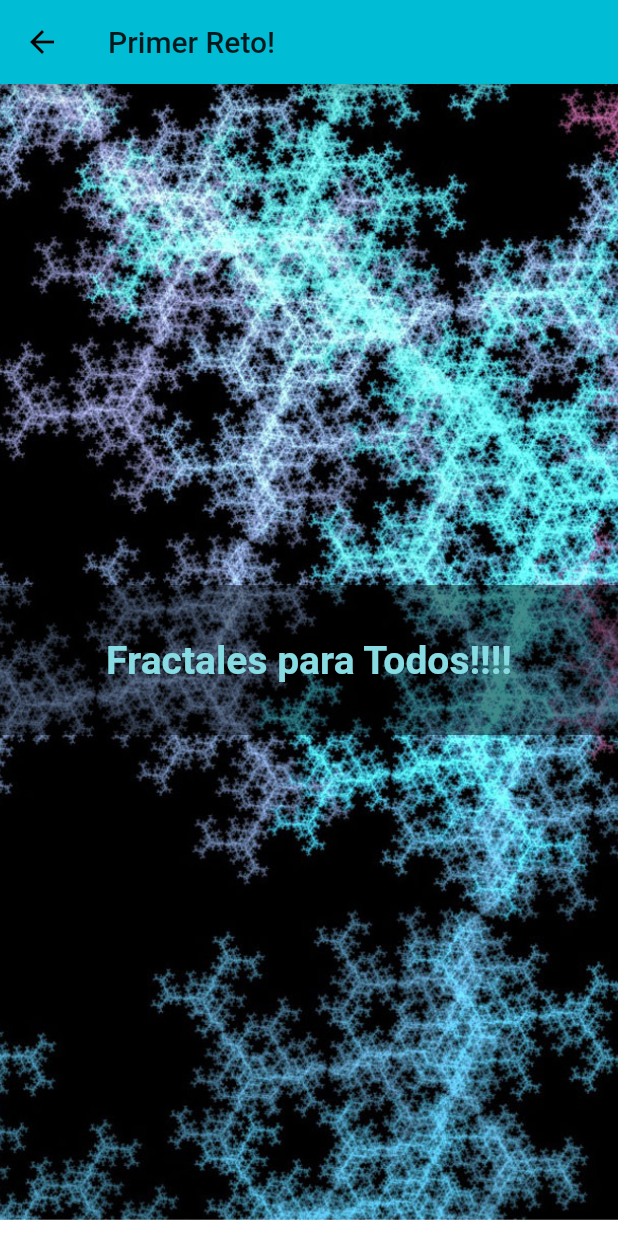
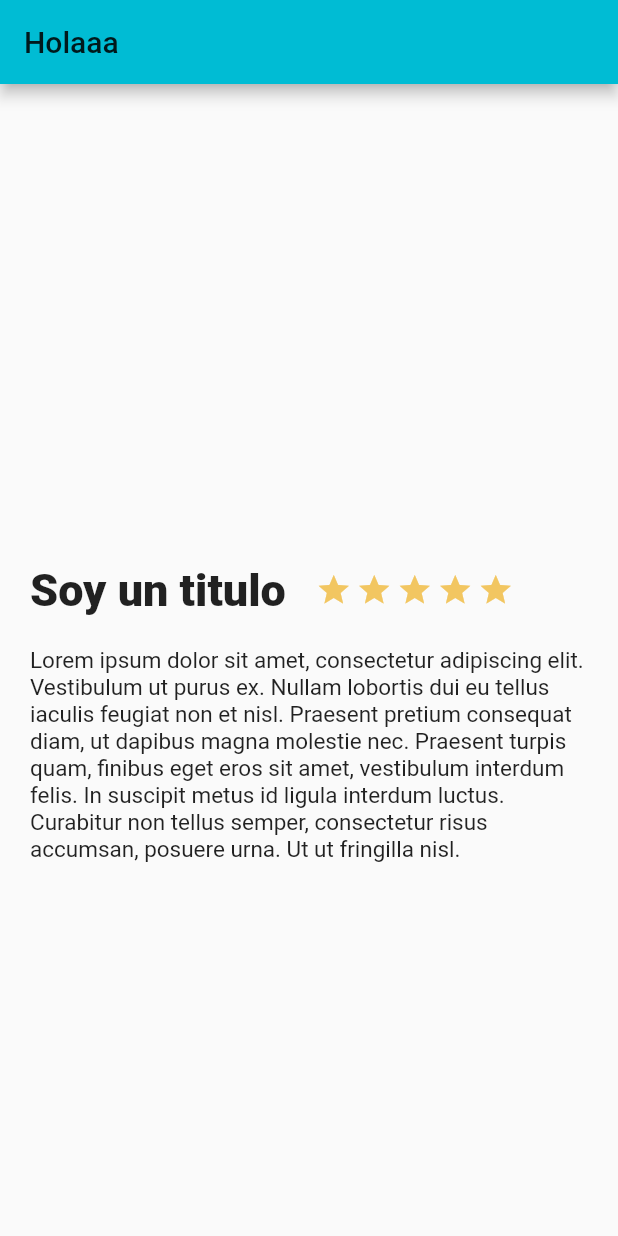
Before and after one commit to Netrhil/curso_flutter, a Flutter app: the screen it shows after launch, on a phone screen of 412 x 824 dp. Run offline on Flutter 3.47's test engine with Material 2 defaults, Android fonts, the phone set to English and light mode, and no system bars.

Commit message:
Creando sona de descripcion
Signed-off-by: Jose Mansilla <saragar.jim@gmail.com>

```diff
--- /dev/null
+++ b/lib/description_place.dart
@@ -0,0 +1,75 @@
+import 'package:flutter/material.dart';
+
+class DescriptionPlace extends StatelessWidget {
+  @override
+  Widget build(BuildContext context) {
+
+    final star = Container(
+      margin: EdgeInsets.only(
+        top: 320.0,
+        right: 3.0
+      ),
+      child: Icon(
+        Icons.star,
+        color: Color(0xFFf2C661),
+      ),
+    );
+
+    final tittleStart = Row(
+      children: <Widget>[
+        Container(
+          margin: EdgeInsets.only(
+            top: 320.0,
+            left: 20.0,
+            right: 20.0
+          ),
+
+          child: Text(
+            "Soy un titulo",
+            style: TextStyle(
+              fontSize: 30.0,
+              fontWeight: FontWeight.w900
+            ),
+            textAlign: TextAlign.left,
+          ),
+        ),
+        Row(
+          children: <Widget>[
+            star,
+            star,
+            star,
+            star,
+            star
+          ],
+        )
+
+      ],
+    );
+
+    final description = Column(
+      children: <Widget>[
+        tittleStart,
+        Container(
+            margin: EdgeInsets.only(
+            top: 20.0,
+            left: 20.0,
+            right: 20.0,
+            bottom: 20.0
+          ),
+          child: Text(
+            "Lorem ipsum dolor sit amet, consectetur adipiscing elit. Vestibulum ut purus ex. Nullam lobortis dui eu tellus iaculis feugiat non et nisl. Praesent pretium consequat diam, ut dapibus magna molestie nec. Praesent turpis quam, finibus eget eros sit amet, vestibulum interdum felis. In suscipit metus id ligula interdum luctus. Curabitur non tellus semper, consectetur risus accumsan, posuere urna. Ut ut fringilla nisl.",
+            style: TextStyle(
+              fontSize: 15.0,
+            ),
+          ),
+
+
+        )
+      ],
+    );
+
+    return description;
+  }
+
+
+}
--- a/lib/main.dart
+++ b/lib/main.dart
@@ -1,5 +1,5 @@
 import 'package:flutter/material.dart';
-
+import 'description_place.dart';
 void main() => runApp(MyApp());
 
 class MyApp extends StatelessWidget {
@@ -22,40 +22,10 @@ class MyApp extends StatelessWidget {
       ),
       home: Scaffold(
         appBar: AppBar(
-          title: Text('Primer Reto!'),
-          leading: IconButton(
-        icon: const Icon(Icons.arrow_back),
-        onPressed: () { Scaffold.of(context).openDrawer(); }
-      ),
+          title: Text("Holaaa"),
         ),
-        body: Stack(
-          children: <Widget>[
-            Container (
-              decoration: new BoxDecoration(
-                image: new DecorationImage(
-                  image: new AssetImage("assets/Digital-Fractal-Art.jpg"),
-                  fit: BoxFit.cover,),
-              ),
-            ),
-
-           Center(
-              child: Container(
-                color: const Color(0x73000000) ,
-                height: 100
-              ),
-            ),
-
-            Center(
-              child: Text(
-                'Fractales para Todos!!!!',
-                textAlign: TextAlign.center,
-                overflow: TextOverflow.ellipsis,
-                style: TextStyle(fontWeight: FontWeight.bold, fontSize: 26, color: Color(0xFF87DBE3)),
-              )
-            )
-          ],
-        )
-        )
+        body: new DescriptionPlace(),
+      )
       );
   }
 }
```
